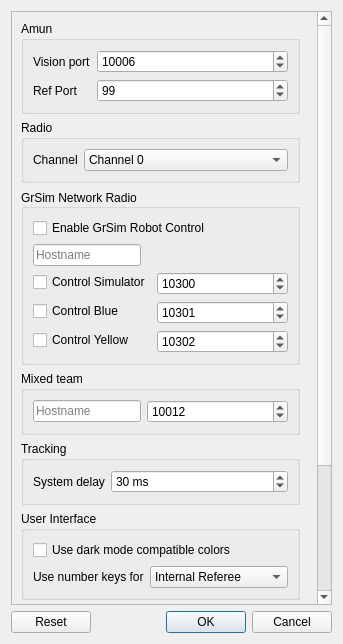
Qt form src/ra/configdialog.ui (robotics-erlangen/framework) before a commit.
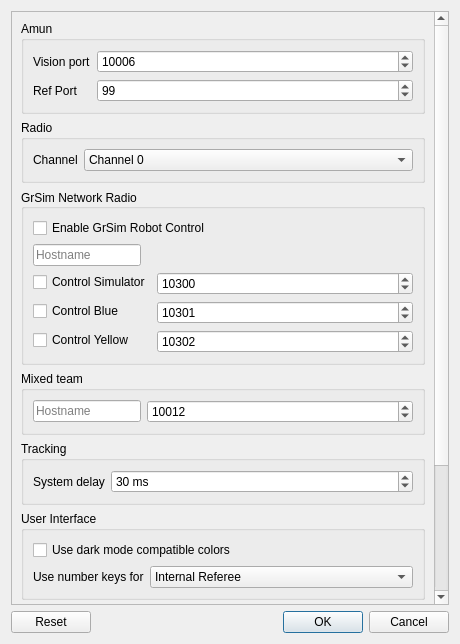
The same form after that commit.

Commit message: ra: allow resizing of configdialog

Diff of the .ui file:
```diff
--- a/src/ra/configdialog.ui
+++ b/src/ra/configdialog.ui
@@ -6,7 +6,7 @@
    <rect>
     <x>0</x>
     <y>0</y>
-    <width>343</width>
+    <width>460</width>
     <height>644</height>
    </rect>
   </property>
@@ -27,13 +27,13 @@
        <rect>
         <x>0</x>
         <y>0</y>
-        <width>297</width>
-        <height>787</height>
+        <width>411</width>
+        <height>1139</height>
        </rect>
       </property>
       <property name="maximumSize">
        <size>
-        <width>297</width>
+        <width>16777215</width>
         <height>16777215</height>
        </size>
       </property>
```
